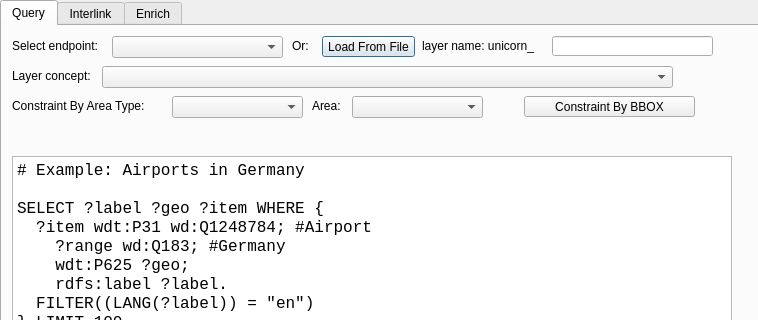
Above: sparql_unicorn/sparql_unicorn_dialog_base.ui from sparqlunicorn/sparqlunicornGoesGIS before the change; both pictures show x 0 to 758 and y 0 to 320 of the 758 by 658 pixel window. Below: the same form after it.
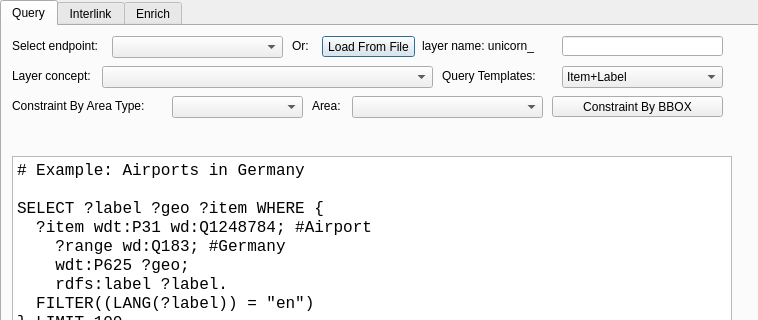
That is the form after the change.

What changed in the file:
```diff
--- a/sparql_unicorn/sparql_unicorn_dialog_base.ui
+++ b/sparql_unicorn/sparql_unicorn_dialog_base.ui
@@ -83,7 +83,7 @@
       <rect>
        <x>100</x>
        <y>40</y>
-       <width>571</width>
+       <width>331</width>
        <height>22</height>
       </rect>
      </property>
@@ -130,7 +130,7 @@
     <widget class="QLineEdit" name="inp_label">
      <property name="geometry">
       <rect>
-       <x>550</x>
+       <x>560</x>
        <y>10</y>
        <width>161</width>
        <height>20</height>
@@ -262,7 +262,7 @@
     <widget class="QPushButton" name="bboxButton">
      <property name="geometry">
       <rect>
-       <x>522</x>
+       <x>550</x>
        <y>70</y>
        <width>171</width>
        <height>21</height>
@@ -277,7 +277,7 @@
       <rect>
        <x>350</x>
        <y>70</y>
-       <width>131</width>
+       <width>191</width>
        <height>22</height>
       </rect>
      </property>
@@ -308,6 +308,39 @@
       <string/>
      </property>
     </widget>
+    <widget class="QLabel" name="label_11">
+     <property name="geometry">
+      <rect>
+       <x>440</x>
+       <y>40</y>
+       <width>111</width>
+       <height>20</height>
+      </rect>
+     </property>
+     <property name="text">
+      <string>Query Templates:</string>
+     </property>
+    </widget>
+    <widget class="QComboBox" name="queryTemplates">
+     <property name="geometry">
+      <rect>
+       <x>560</x>
+       <y>40</y>
+       <width>161</width>
+       <height>22</height>
+      </rect>
+     </property>
+     <item>
+      <property name="text">
+       <string>Item+Label</string>
+      </property>
+     </item>
+     <item>
+      <property name="text">
+       <string>All Attributes</string>
+      </property>
+     </item>
+    </widget>
    </widget>
    <widget class="QWidget" name="tab_2">
     <attribute name="title">
```
Left out of the diff: 6 changed lines with no effect on the pictures.
